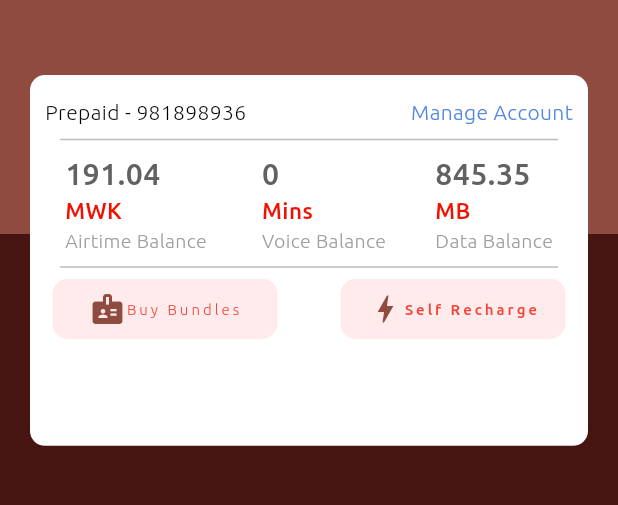
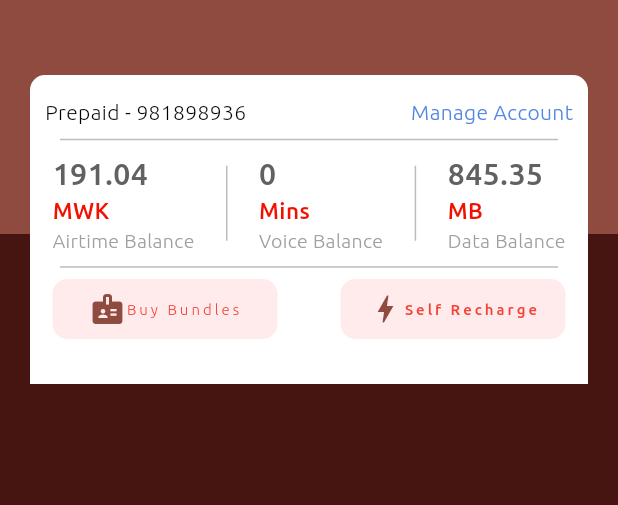
Before and after one commit to Cod3ddy/airtel_app_ui, a Flutter app: the screen it shows after launch, on a phone screen of 412 x 824 dp, the part 75-580 px from its top. Run offline on Flutter 3.47's test engine with Material 2 defaults, Android fonts, the light colour scheme and no system bars; project files that could hold a hidden picture were left out.

Commit message:
updated ui

```diff
--- a/lib/screens/home.dart
+++ b/lib/screens/home.dart
@@ -22,7 +22,7 @@ class _HomeScreenState extends State<HomeScreen> {
   }
 
   _appBar(height) => PreferredSize(
-        preferredSize: Size(MediaQuery.of(context).size.width, height + 300),
+        preferredSize: Size(MediaQuery.of(context).size.width, height + 250),
         child: Stack(
           children: [
             Container(
@@ -123,7 +123,7 @@ class _HomeScreenState extends State<HomeScreen> {
                     Padding(
                       padding: const EdgeInsets.only(left: 15, right: 15),
                       child: Row(
-                        mainAxisAlignment: MainAxisAlignment.spaceEvenly,
+                        mainAxisAlignment: MainAxisAlignment.spaceBetween,
                         children: [
                           Column(
                             crossAxisAlignment: CrossAxisAlignment.start,
@@ -154,16 +154,13 @@ class _HomeScreenState extends State<HomeScreen> {
                               ),
                             ],
                           ),
-                          const Row(
-                            children: [
-                              VerticalDivider(
-                                width: 20,
-                                indent: 20,
-                                endIndent: 0,
-                                color: Colors.grey,
-                                thickness: 1.5,
-                              ),
-                            ],
+                          SizedBox(
+                            width: 10,
+                            height: 50,
+                            child: VerticalDivider(
+                              color: Colors.grey.shade400,
+                              thickness: 1,
+                            ),
                           ),
                           Column(
                             crossAxisAlignment: CrossAxisAlignment.start,
@@ -193,11 +190,13 @@ class _HomeScreenState extends State<HomeScreen> {
                               ),
                             ],
                           ),
-                          const VerticalDivider(
-                            indent: 20,
-                            endIndent: 20,
-                            color: Colors.grey,
-                            thickness: 1.5,
+                          SizedBox(
+                            width: 10,
+                            height: 50,
+                            child: VerticalDivider(
+                              color: Colors.grey.shade400,
+                              thickness: 1,
+                            ),
                           ),
                           Column(
                             crossAxisAlignment: CrossAxisAlignment.start,
```
